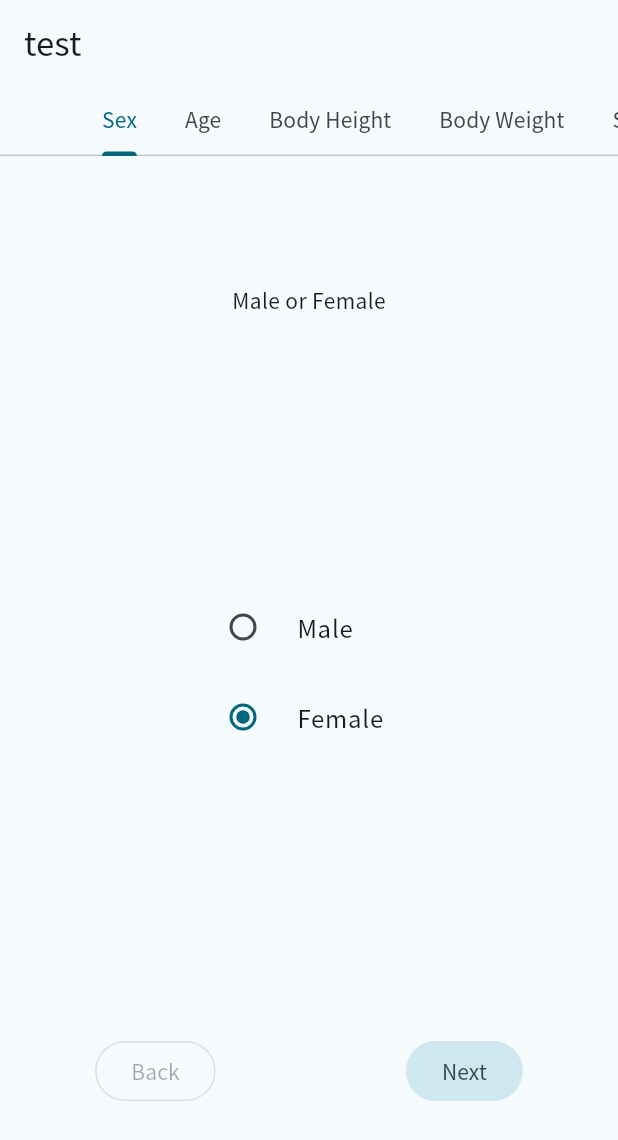
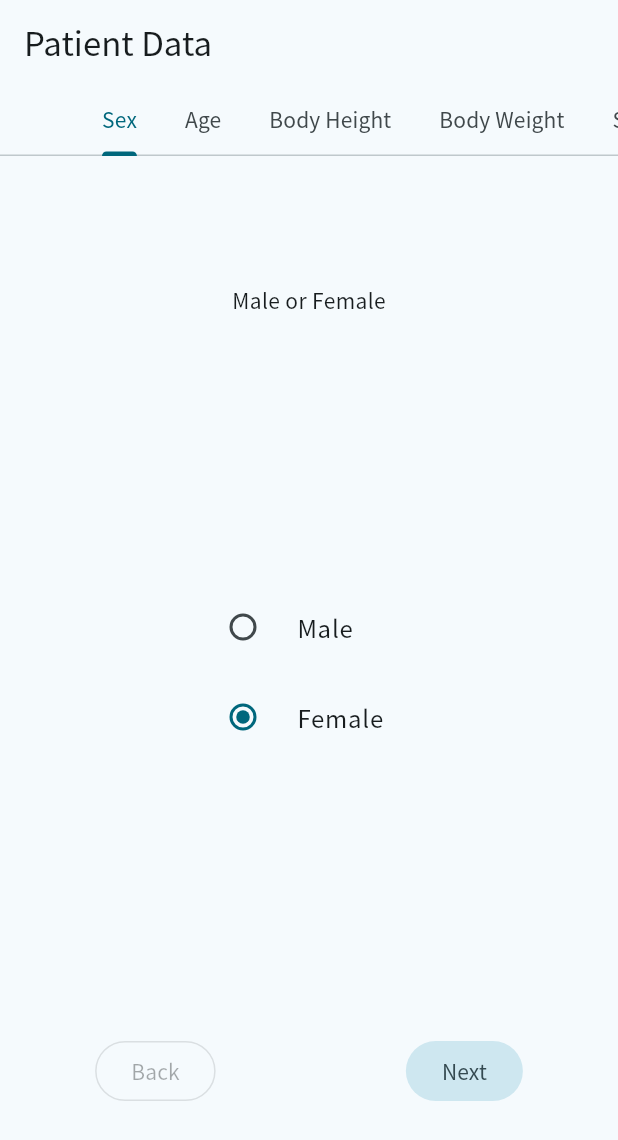
Before and after one commit to studiome/clti_risk, a Flutter app: the screen it shows after launch, on a phone screen of 412 x 824 dp. Shown: the top 1140 px of the screen. Run offline on Flutter 3.47's test engine with Material 2 defaults, Android fonts, the phone set to English and light mode, and no system bars.

Commit message:
change title

```diff
--- a/lib/main.dart
+++ b/lib/main.dart
@@ -38,7 +38,7 @@ class MyApp extends StatelessWidget {
         home: ClinicalDataController(
             patientData: pd,
             child: QuestionForm(
-              title: 'test',
+              title: 'Patient Data',
               ageController: ageController,
               heightController: heightController,
               weightController: weightController,
```
